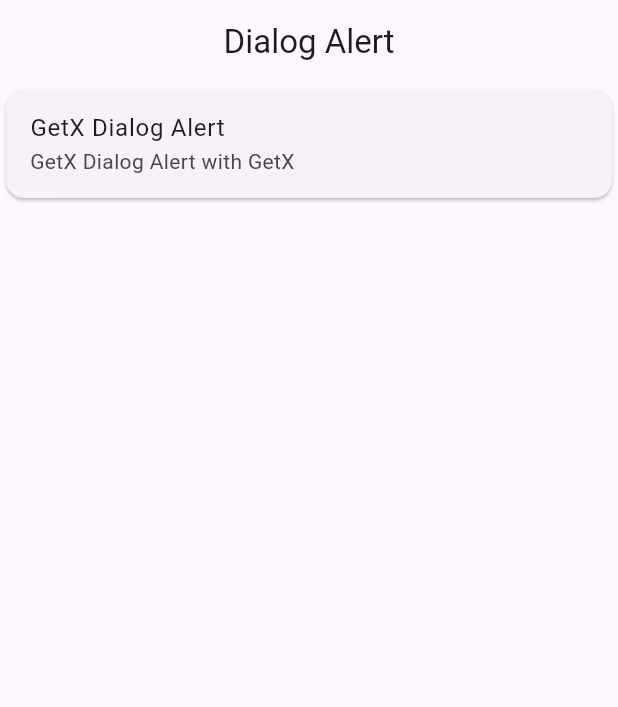
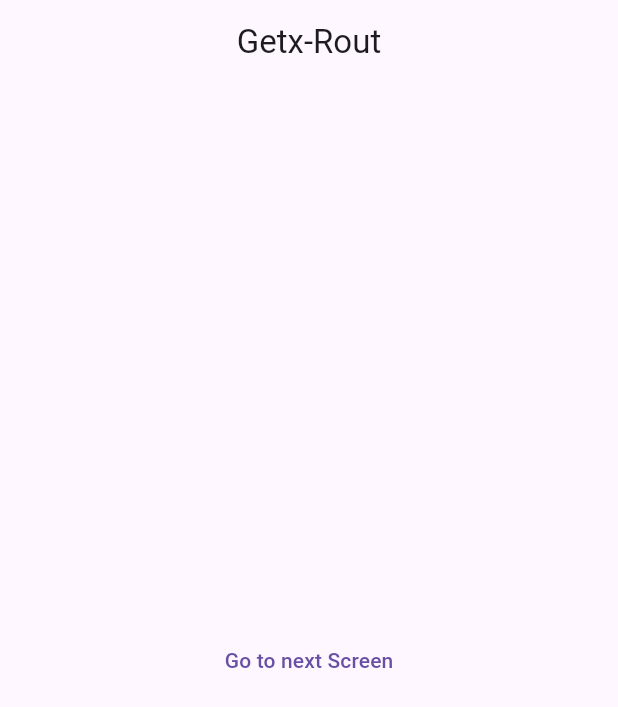
Before and after one commit to Rajan804/GetX-Tutorial-Using-Flutter, a Flutter app: the screen it shows after launch, on a phone screen of 412 x 824 dp. Shown: the top 707 px of the screen. Run offline on Flutter 3.47's test engine with Material 3 defaults, Android fonts, the phone set to English and light mode, and no system bars; our stand-ins replace get.

Commit message:
Routes in getx

```diff
--- /dev/null
+++ b/lib/RoutINGetx/home_screen.dart
@@ -0,0 +1,43 @@
+import 'package:first_tutorial1/RoutINGetx/screen_one.dart';
+import 'package:flutter/material.dart';
+import 'package:get/get.dart';
+
+class homeScreen extends StatefulWidget {
+  const homeScreen({super.key});
+
+  @override
+  State<homeScreen> createState() => _homeScreenState();
+}
+
+class _homeScreenState extends State<homeScreen> {
+  @override
+  Widget build(BuildContext context) {
+    return Scaffold(
+      appBar: AppBar(
+        title: Text("Getx-Rout"),
+        centerTitle: true,
+      ),
+      body: Column(
+        mainAxisAlignment: MainAxisAlignment.center,
+        crossAxisAlignment: CrossAxisAlignment.center,
+        children: [
+          Center(
+            child: TextButton(
+              onPressed: () {
+                // Get.to(ScreenOne(
+                //   name: " Rajan",
+                // ));
+                Get.toNamed(
+                  '/ScreenOne',
+                  arguments: ['Hello Everybody', 'My Name is Rajan'],
+                );
+              },
+              child: Text("Go to next Screen"),
+            ),
+          ),
+        ],
+      ),
+    );
+    ;
+  }
+}
--- a/lib/main.dart
+++ b/lib/main.dart
@@ -1,3 +1,6 @@
+import 'package:first_tutorial1/RoutINGetx/home_screen.dart';
+import 'package:first_tutorial1/RoutINGetx/screen_one.dart';
+import 'package:first_tutorial1/RoutINGetx/screen_two.dart';
 import 'package:first_tutorial1/dialogAlert.dart';
 import 'package:first_tutorial1/homeScreen.dart';
 import 'package:first_tutorial1/snackBar.dart';
@@ -5,7 +8,7 @@ import 'package:flutter/material.dart';
 import 'package:get/get.dart';
 
 void main() {
-  runApp(MyApp());
+  runApp(const MyApp());
 }
 
 class MyApp extends StatelessWidget {
@@ -15,7 +18,14 @@ class MyApp extends StatelessWidget {
   @override
   Widget build(BuildContext context) {
     return GetMaterialApp(
-      home: Dialogalert(),
+      debugShowCheckedModeBanner: false,
+      home: homeScreen(),
+      //initialRoute: '/homeScreen',
+      getPages: [
+        GetPage(name: '/homeScreen', page: () => homeScreen()),
+        GetPage(name: '/ScreenOne', page: () => ScreenOne()),
+        GetPage(name: '/ScreenTwo', page: () => ScreenTwo())
+      ],
     );
   }
 }
--- a/lib/snackBar.dart
+++ b/lib/snackBar.dart
@@ -8,7 +8,7 @@ class Button extends StatelessWidget {
   Widget build(BuildContext context) {
     return Scaffold(
       appBar: AppBar(
-        title: Text('GetX Tutorial'),
+        title: Text('GetX Tutorial SnackBar'),
         centerTitle: true,
       ),
       body: Column(
```
Also changed, not shown: lib/RoutINGetx/screen_one.dart (added, +40 -0 lines), lib/RoutINGetx/screen_two.dart (added, +36 -0 lines).
